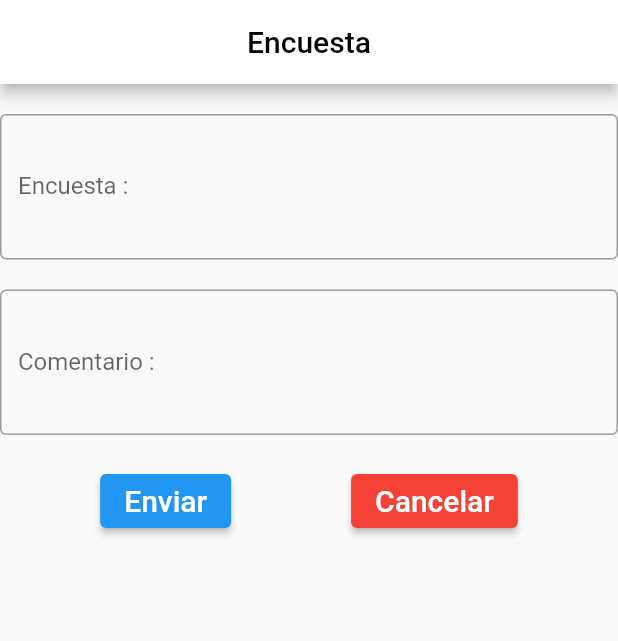
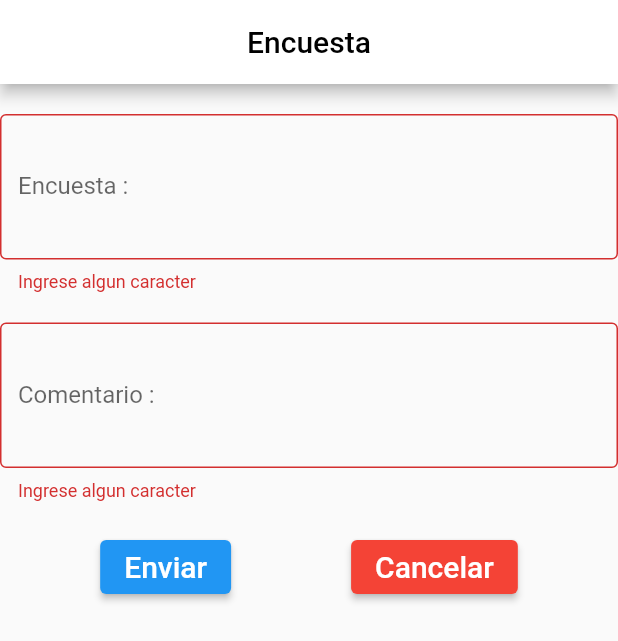
Before and after one commit to JuanJoseTJ29/TallerMovil, a Flutter app: the screen it shows after launch, after a tap on "Enviar", on a phone screen of 412 x 824 dp. Shown: the top 641 px of the screen. Run offline on Flutter 3.47's test engine with Material 2 defaults, Android fonts, the phone set to English and light mode, and no system bars.

```diff
--- a/lib/main.dart
+++ b/lib/main.dart
@@ -2,63 +2,99 @@
 import 'package:flutter/material.dart';
 
 void main() {
-  runApp(new MyApp());
+  runApp(MyApp());
 }
 
 class MyApp extends StatelessWidget {
   @override
-  Widget build(BuildContext context)
-  {
+  Widget build(BuildContext context) {
+    final titulo = "Encuesta";
     return MaterialApp(
         debugShowCheckedModeBanner: false,
         home: Scaffold(
           appBar: AppBar(
               centerTitle: true,
-              title: Text("Encuesta", style: TextStyle(color: Colors.black)),
-              backgroundColor: Colors.white
+              title: Text(titulo, style: TextStyle(color: Colors.black)),
+              backgroundColor: Colors.white),
+          body: Encuesta(),
         ),
-          body: Form(
-            child: (
-                Column(
-                  children: <Widget> [
+    );
+  }
+}
+
+class Encuesta extends StatefulWidget {
+  @override
+  State< Encuesta> createState() => _EncuestaState();
+}
+
+class _EncuestaState extends State< Encuesta> {
+  static final RegExp _comentarioExp = RegExp(
+      r"^[a-zA-Z\s]*$"
+  );
+
+  final _formkey = GlobalKey<FormState>();
+
+  bool _esComentario(String str) {
+    return _comentarioExp.hasMatch(str.toLowerCase());
+  }
+
+  @override
+  Widget build(BuildContext context) {
+    return Form(
+      key: _formkey,
+      child: (Column(
+        children: <Widget>[
           SizedBox(height: 20),
           TextFormField(
               maxLines: 3,
               decoration: InputDecoration(
-                            border: OutlineInputBorder(),
-                            labelText: 'Encuesta : ')
-                    ),
+                  border: OutlineInputBorder(), labelText: 'Encuesta : '),
+              validator: (value) {
+                if (value!.isEmpty) {
+                  return "Ingrese algun caracter";
+                }
+                //else {
+                  //  Aqui irian los de la encuesta
+                //}
+              }),
           SizedBox(height: 20),
           TextFormField(
               maxLines: 3,
-                      decoration: InputDecoration(border: OutlineInputBorder(),
-                          labelText: 'Comentario : '),
-                    ),
+              decoration: InputDecoration(
+                  border: OutlineInputBorder(), labelText: 'Comentario : '),
+              validator: (value) {
+                if (value!.isEmpty) {
+                  return "Ingrese algun caracter";
+                } else {
+                  if (!_esComentario(value.toString())) {
+                    return 'Ingrese solo letras y espacios';
+                  }
+                }
+              }),
           SizedBox(height: 20),
           Center(
-                        child: (
-                            Row (
+              child: (Row(
                   mainAxisAlignment: MainAxisAlignment.center,
-                                children: <Widget> [
+                  children: <Widget>[
                 ElevatedButton(
-                                    onPressed: (){ },
+                  onPressed: () {
+                    if (_formkey.currentState!.validate()) {
+                      Scaffold.of(context).showSnackBar(
+                          SnackBar(content: Text("Procesando datos...")));
+                    }
+                  },
                   child: Text('Enviar', style: TextStyle(fontSize: 20)),
                 ),
                 SizedBox(width: 80),
                 ElevatedButton(
-                                    onPressed: (){ },
-                                    child: Text('Cancelar', style: TextStyle(color: Colors.white, fontSize: 20)),
+                  onPressed: () {},
+                  child: Text('Cancelar',
+                      style: TextStyle(color: Colors.white, fontSize: 20)),
                   style: ElevatedButton.styleFrom(primary: Colors.red),
                 )
-                                ]
-                            )
-                        )
-                    )
+              ])))
         ],
-                )
-            ),
-          ),
-        )
+      )),
     );
   }
 }
```
Lines whose indentation alone changed are shown as unchanged.
